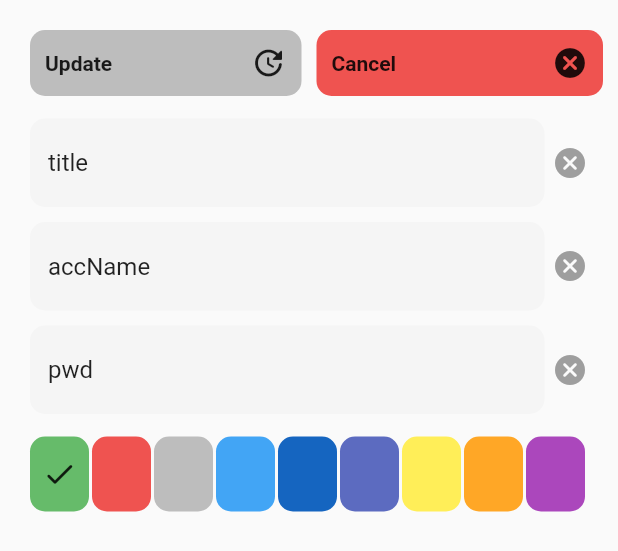
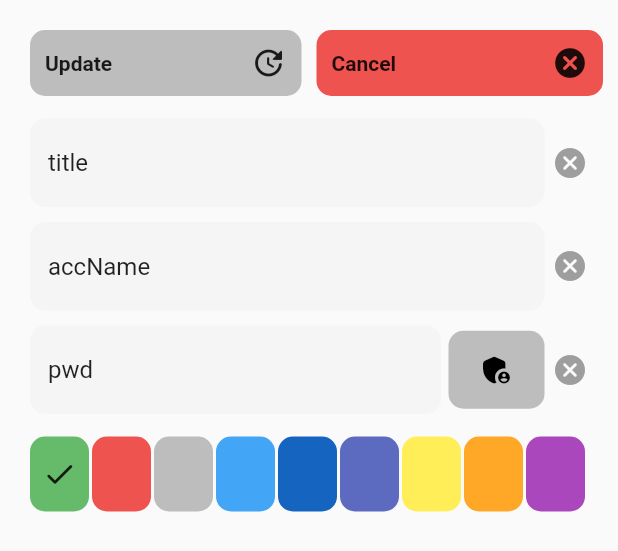
Before and after one commit to ChrisPC-39/pwd_manager, a Flutter app: the EditScreen widget shown alone on an empty page, opened directly, on a phone screen of 412 x 824 dp. Shown: the top 551 px of the screen. Run offline on Flutter 3.47's test engine with Material 2 defaults, Android fonts, the phone set to English and light mode, and no system bars; our stand-ins replace focused_menu, hive, hive_flutter; missing offline and left inert: secure_random; accounts and stored records are empty; generated files the repository leaves out were written again.

Commit message:
Added random password generator

```diff
--- a/lib/screens/edit_screen.dart
+++ b/lib/screens/edit_screen.dart
@@ -3,6 +3,7 @@ import 'package:pwd_manager/database/account.dart';
 import 'package:pwd_manager/database/edit.dart';
 import 'package:hive/hive.dart';
 
+import 'package:pwd_manager/globals.dart';
 import '../logic.dart' as logic;
 import '../main.dart' as main;
 
@@ -57,6 +58,23 @@ class _EditScreenState extends State<EditScreen> {
         _buildColorContainer(Colors.orange[400], 0xFFFFA726, 7),
         _buildColorContainer(Colors.purple[400], 0xFFAB47BC, 8),
         ]
+      )
+    );
+  }
+
+  Widget _buildRandomGeneratorButton() {
+    return Container(
+      height: 52,
+      margin: EdgeInsets.only(left: 5),
+      decoration: BoxDecoration(borderRadius: BorderRadius.circular(10), color: Color(colorCode)),
+      child: TextButton(
+        onPressed: () {
+          widget.pwdController.text = generate.securePassword(generate.randomLength());
+        },
+        child: Padding(
+          padding: EdgeInsets.all(0),
+          child: Icon(Icons.admin_panel_settings_rounded, color: Colors.black)
+        )
       )
     );
   }
@@ -166,6 +184,11 @@ class _EditScreenState extends State<EditScreen> {
             )
           ),
 
+          Visibility(
+            visible: findIndividualField(hintText) == 2,
+            child: _buildRandomGeneratorButton()
+          ),
+
           MouseRegion(
             onHover: (event) {
               setState(() { hoverIndex = findIndividualField(hintText); });
```
Also changed, not shown: lib/globals.dart (+24 -0 lines), lib/screens/add_screen.dart (+25 -1 lines), pubspec.lock.
